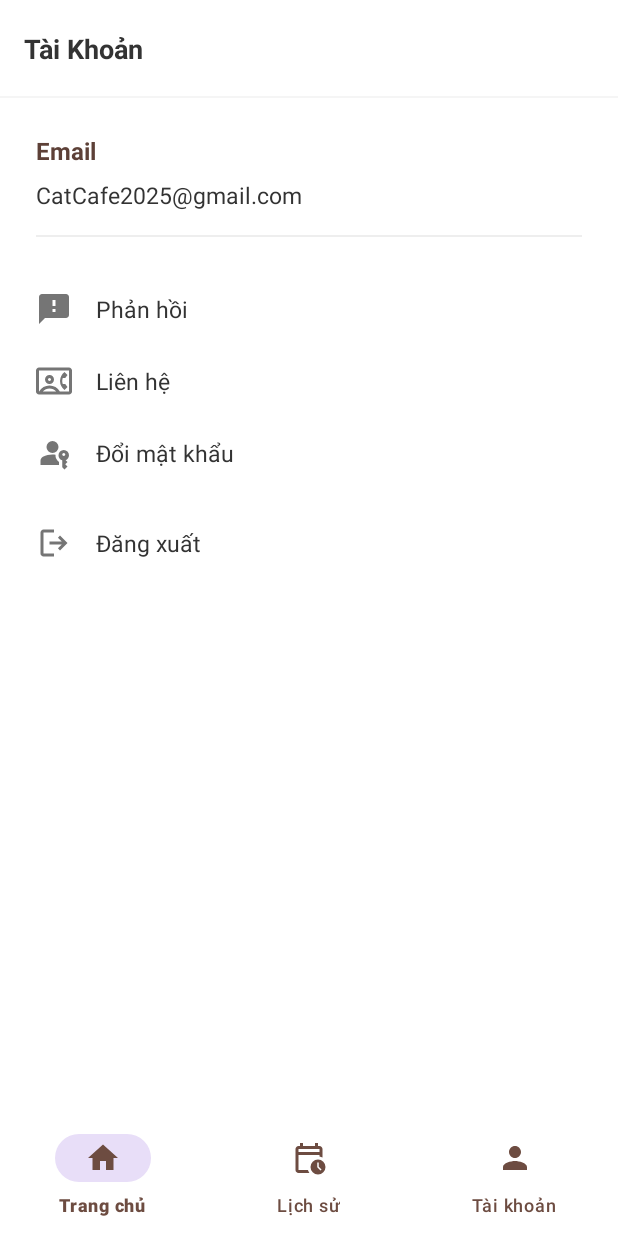
After one commit to A44216/CafeManagement, an Android app: the fragment AccountFragment placed in its activity, on a phone screen of 412 x 824 dp. The commit adds this screen. Run offline under Robolectric (Android 15) with nearby library versions, the phone set to English and light mode, and no system bars.

Commit message:
Dang lam phan account nguoi dung

```diff
--- a/app/src/main/AndroidManifest.xml
+++ b/app/src/main/AndroidManifest.xml
@@ -50,6 +50,9 @@
         <activity
             android:name=".MainActivity"
             android:exported="false" />
+        <activity android:name=".activities.account.FeedbackActivity" />
+        <activity android:name=".activities.account.ContactActivity" />
+        <activity android:name=".activities.account.ChangePasswordActivity" />
         <activity
             android:name=".activities.login.LoginActivity"
             android:exported="true">
--- /dev/null
+++ b/app/src/main/java/com/sinhviencafemanagement/activities/account/ChangePasswordActivity.java
@@ -0,0 +1,4 @@
+package com.sinhviencafemanagement.activities.account;
+
+public class ChangePasswordActivity {
+}
--- /dev/null
+++ b/app/src/main/java/com/sinhviencafemanagement/activities/account/ContactActivity.java
@@ -0,0 +1,4 @@
+package com.sinhviencafemanagement.activities.account;
+
+public class ContactActivity {
+}
--- /dev/null
+++ b/app/src/main/java/com/sinhviencafemanagement/activities/account/LogoutActivity.java
@@ -0,0 +1,4 @@
+package com.sinhviencafemanagement.activities.account;
+
+public class LogoutActivity {
+}
--- a/app/src/main/java/com/sinhviencafemanagement/activities/home/UserHomeActivity.java
+++ b/app/src/main/java/com/sinhviencafemanagement/activities/home/UserHomeActivity.java
@@ -1,26 +1,61 @@
-package com.sinhviencafemanagement.activities.home;
+package com.sinhviencafemanagement.activities.home;// UserHomeActivity.java
 
+import androidx.appcompat.app.AppCompatActivity;
 import android.os.Bundle;
+import androidx.fragment.app.Fragment;
+import androidx.fragment.app.FragmentManager;
+import androidx.fragment.app.FragmentTransaction;
 
-import androidx.activity.EdgeToEdge;
-import androidx.appcompat.app.AppCompatActivity;
-import androidx.core.graphics.Insets;
-import androidx.core.view.ViewCompat;
-import androidx.core.view.WindowInsetsCompat;
-
+import com.google.android.material.bottomnavigation.BottomNavigationView;
 import com.sinhviencafemanagement.R;
+import com.sinhviencafemanagement.fragments.user.HomeFragment;
+import com.sinhviencafemanagement.fragments.user.HistoryFragment;
+import com.sinhviencafemanagement.fragments.user.AccountFragment;
 
 public class UserHomeActivity extends AppCompatActivity {
+
+    private BottomNavigationView bottomNavigationView;
 
     @Override
     protected void onCreate(Bundle savedInstanceState) {
         super.onCreate(savedInstanceState);
-        EdgeToEdge.enable(this);
         setContentView(R.layout.activity_user_home);
-        ViewCompat.setOnApplyWindowInsetsListener(findViewById(R.id.main), (v, insets) -> {
-            Insets systemBars = insets.getInsets(WindowInsetsCompat.Type.systemBars());
-            v.setPadding(systemBars.left, systemBars.top, systemBars.right, systemBars.bottom);
-            return insets;
+
+        bottomNavigationView = findViewById(R.id.bnvCustomerMenu);
+
+        // 1. Thiết lập màn hình mặc định khi mở ứng dụng
+        if (savedInstanceState == null) {
+            // Mở HomeFragment làm màn hình đầu tiên
+            loadFragment(new HomeFragment());
+        }
+
+        // 2. Lắng nghe sự kiện khi người dùng chọn một mục trên menu
+        bottomNavigationView.setOnItemSelectedListener(item -> {
+            Fragment selectedFragment = null;
+            int itemId = item.getItemId();
+
+            if (itemId == R.id.nav_home) { // Thay ID cho đúng
+                selectedFragment = new HomeFragment();
+            } else if (itemId == R.id.nav_order) { // Thay ID cho đúng
+                selectedFragment = new HistoryFragment();
+            } else if (itemId == R.id.nav_account) { // Thay ID cho đúng
+                selectedFragment = new AccountFragment();
+            }
+
+            if (selectedFragment != null) {
+                loadFragment(selectedFragment);
+                return true; // Trả về true để đánh dấu mục đã được chọn
+            }
+
+            return false;
         });
     }
+
+    // 3. Phương thức để thay thế Fragment trong FragmentContainerView
+    private void loadFragment(Fragment fragment) {
+        FragmentManager fragmentManager = getSupportFragmentManager();
+        FragmentTransaction fragmentTransaction = fragmentManager.beginTransaction();
+        fragmentTransaction.replace(R.id.content_frame, fragment);
+        fragmentTransaction.commit();
+    }
 }
--- /dev/null
+++ b/app/src/main/java/com/sinhviencafemanagement/fragments/user/AccountFragment.java
@@ -0,0 +1,81 @@
+// D:/CafeManagement/app/src/main/java/com/sinhviencafemanagement/fragments/user/AccountFragment.java
+package com.sinhviencafemanagement.fragments.user;
+
+import android.content.Intent;
+import android.os.Bundle;
+import android.view.LayoutInflater;
+import android.view.View;
+import android.view.ViewGroup;
+import android.widget.ImageView;
+import android.widget.TextView;
+import android.widget.Toast;
+
+import androidx.annotation.NonNull;
+import androidx.annotation.Nullable;
+import androidx.fragment.app.Fragment;
+
+import com.sinhviencafemanagement.R;
+ import com.sinhviencafemanagement.activities.account.FeedbackActivity;
+ import com.sinhviencafemanagement.activities.account.ContactActivity;
+ import com.sinhviencafemanagement.activities.account.ChangePasswordActivity;
+ import com.sinhviencafemanagement.activities.account.LogoutActivity;;
+
+public class AccountFragment extends Fragment {
+
+    @Nullable
+    @Override
+    public View onCreateView(@NonNull LayoutInflater inflater, @Nullable ViewGroup container, @Nullable Bundle savedInstanceState) {
+        return inflater.inflate(R.layout.fragment_account, container, false);
+    }
+
+    @Override
+    public void onViewCreated(@NonNull View view, @Nullable Bundle savedInstanceState) {
+        super.onViewCreated(view, savedInstanceState);
+
+        // --- Bắt đầu phần logic ---
+
+        // 1. Ánh xạ các TextView từ layout
+        TextView tvEmail = view.findViewById(R.id.tvEmail);
+        TextView menuFeedback = view.findViewById(R.id.menuFeedback);
+        TextView menuContact = view.findViewById(R.id.menuContact);
+        TextView menuChangePass = view.findViewById(R.id.menuChangePass);
+        TextView menuLogout = view.findViewById(R.id.menuLogout);
+
+        // 2. Lấy dữ liệu người dùng (ví dụ) và hiển thị
+        // (Bạn sẽ thay thế bằng logic lấy email thật của người dùng)
+        tvEmail.setText("CatCafe2025@gmail.com");
+
+        // 3. Gán sự kiện click cho từng mục menu
+
+        // Nút Phản hồi
+        menuFeedback.setOnClickListener(v -> {
+             Intent intent = new Intent(getActivity(), FeedbackActivity.class);
+             startActivity(intent);
+        });
+
+        // Nút Liên hệ
+        menuContact.setOnClickListener(v -> {
+            Toast.makeText(getContext(), "Chức năng Liên hệ", Toast.LENGTH_SHORT).show();
+            // Intent intent = new Intent(getActivity(), ContactActivity.class);
+            // startActivity(intent);
+        });
+
+        // Nút Đổi mật khẩu
+        menuChangePass.setOnClickListener(v -> {
+            Toast.makeText(getContext(), "Chức năng Đổi mật khẩu", Toast.LENGTH_SHORT).show();
+            // Intent intent = new Intent(getActivity(), ChangePasswordActivity.class);
+            // startActivity(intent);
+        });
+
+        // Nút Đăng xuất
+        menuLogout.setOnClickListener(v -> {
+            // Xử lý logic đăng xuất tại đây
+            // Ví dụ: xóa thông tin đăng nhập đã lưu, sau đó chuyển về màn hình Login
+            Toast.makeText(getContext(), "Đăng xuất thành công", Toast.LENGTH_SHORT).show();
+
+            // Intent intent = new Intent(getActivity(), LoginActivity.class);
+            // intent.setFlags(Intent.FLAG_ACTIVITY_NEW_TASK | Intent.FLAG_ACTIVITY_CLEAR_TASK); // Xóa hết các Activity cũ
+            // startActivity(intent);
+        });
+    }
+}
--- /dev/null
+++ b/app/src/main/java/com/sinhviencafemanagement/fragments/user/HomeFragment.java
@@ -0,0 +1,48 @@
+// D:/CafeManagement/app/src/main/java/com/sinhviencafemanagement/fragments/user/HomeFragment.java
+
+package com.sinhviencafemanagement.fragments.user;
+
+import android.os.Bundle;
+import android.view.LayoutInflater;
+import android.view.View;
+import android.view.ViewGroup;
+
+import androidx.annotation.NonNull;
+import androidx.annotation.Nullable;
+import androidx.fragment.app.Fragment;
+
+import com.sinhviencafemanagement.R; // Đảm bảo import đúng R của project
+
+public class HomeFragment extends Fragment { // Bước 1: Kế thừa từ lớp Fragment
+
+    // Bước 2: Ghi đè phương thức onCreateView
+    // Đây là phương thức quan trọng nhất, nó được gọi để tạo và trả về giao diện cho Fragment.
+    @Nullable
+    @Override
+    public View onCreateView(@NonNull LayoutInflater inflater, @Nullable ViewGroup container, @Nullable Bundle savedInstanceState) {
+        // "Thổi phồng" (inflate) tệp layout XML của bạn thành một đối tượng View trong Java.
+        // Tệp layout này sẽ chứa giao diện của màn hình Trang chủ (ví dụ: thanh tìm kiếm, RecyclerView...).
+        // Giả sử tệp layout của bạn tên là "fragment_home.xml"
+        View view = inflater.inflate(R.layout.activity_customer_home, container, false);
+
+        // Trả về View đã được tạo để hệ thống có thể hiển thị nó.
+        return view;
+    }
+
+    // Bước 3: Ghi đè phương thức onViewCreated (Tùy chọn nhưng rất hữu ích)
+    // Phương thức này được gọi ngay sau khi onCreateView hoàn tất.
+    // Đây là nơi tốt nhất để thực hiện các thao tác trên giao diện như ánh xạ View và cài đặt sự kiện.
+    @Override
+    public void onViewCreated(@NonNull View view, @Nullable Bundle savedInstanceState) {
+        super.onViewCreated(view, savedInstanceState);
+
+        // Ví dụ: Ánh xạ các View từ layout fragment_home.xml
+        // TextView welcomeText = view.findViewById(R.id.welcome_text);
+        // RecyclerView productList = view.findViewById(R.id.product_recycler_view);
+
+        // Tại đây bạn sẽ viết code để xử lý logic cho màn hình Home:
+        // - Lấy dữ liệu sản phẩm từ cơ sở dữ liệu hoặc API.
+        // - Hiển thị dữ liệu lên RecyclerView.
+        // - Cài đặt sự kiện click cho các nút...
+    }
+}
--- a/app/src/main/res/layout/activity_user_home.xml
+++ b/app/src/main/res/layout/activity_user_home.xml
@@ -6,5 +6,26 @@
     android:layout_width="match_parent"
     android:layout_height="match_parent"
     tools:context=".activities.home.UserHomeActivity">
+    <androidx.fragment.app.FragmentContainerView
+        android:id="@+id/content_frame"
+        android:layout_width="0dp"
+        android:layout_height="0dp"
+        app:layout_constraintBottom_toTopOf="@+id/bnvCustomerMenu"
+        app:layout_constraintEnd_toEndOf="parent"
+        app:layout_constraintStart_toStartOf="parent"
+        app:layout_constraintTop_toTopOf="parent" />
 
+    <com.google.android.material.bottomnavigation.BottomNavigationView
+        android:id="@+id/bnvCustomerMenu"
+        android:layout_width="match_parent"
+        android:layout_height="wrap_content"
+        android:background="@android:color/white"
+        app:elevation="16dp"
+        app:labelVisibilityMode="labeled"
+        app:itemIconTint="#6D4C41"
+        app:itemTextColor="#6D4C41"
+        app:menu="@menu/customer_bottom_nav_menu"
+        app:layout_constraintBottom_toBottomOf="parent"
+        app:layout_constraintStart_toStartOf="parent"
+        app:layout_constraintEnd_toEndOf="parent" />
 </androidx.constraintlayout.widget.ConstraintLayout>
--- a/app/src/main/res/menu/customer_bottom_nav_menu.xml
+++ b/app/src/main/res/menu/customer_bottom_nav_menu.xml
@@ -9,7 +9,7 @@
         android:icon="@drawable/ic_clock_history"
         android:title="Lịch sử" />
     <item
-        android:id="@+id/nav_points"
+        android:id="@+id/nav_account"
         android:icon="@drawable/ic_user"
         android:title="Tài khoản" />
 </menu>
```
Also changed, not shown: app/src/main/java/com/sinhviencafemanagement/activities/account/FeedbackActivity.java (added, +29 -0 lines), app/src/main/java/com/sinhviencafemanagement/fragments/user/HistoryFragment.java (added, +58 -0 lines), app/src/main/res/layout/activity_customer_home.xml (+0 -14 lines), app/src/main/res/layout/fragment_account.xml (+6 -14 lines), app/src/main/res/layout/fragment_history.xml (+5 -14 lines).
